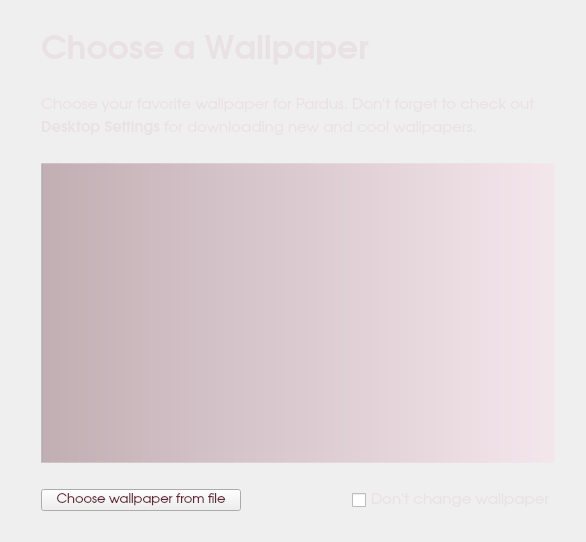
This is kde/kaptan/src/gui/wallpaperWidget.ui in pars-linux/uludag as Qt 5 draws it before an edit. The edited form follows.
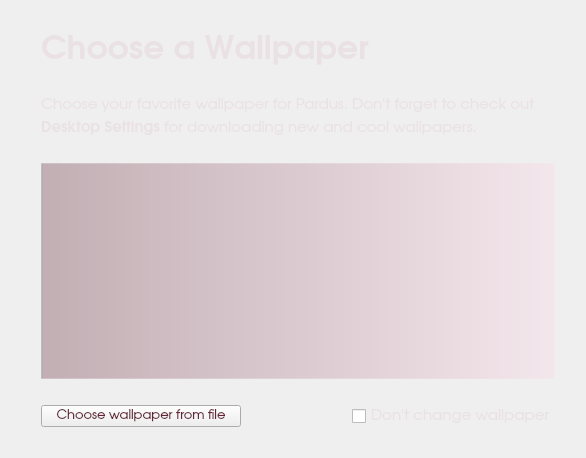
This is the edited form.

The edit to the form file:
```diff
--- a/kde/kaptan/src/gui/wallpaperWidget.ui
+++ b/kde/kaptan/src/gui/wallpaperWidget.ui
@@ -7,7 +7,7 @@
     <x>0</x>
     <y>0</y>
     <width>586</width>
-    <height>542</height>
+    <height>458</height>
    </rect>
   </property>
   <property name="windowTitle">
@@ -22,7 +22,7 @@
      <item>
       <widget class="QListWidget" name="listWallpaper">
        <property name="sizePolicy">
-        <sizepolicy hsizetype="Expanding" vsizetype="Fixed">
+        <sizepolicy hsizetype="Expanding" vsizetype="Expanding">
          <horstretch>0</horstretch>
          <verstretch>0</verstretch>
         </sizepolicy>
@@ -30,7 +30,7 @@
        <property name="minimumSize">
         <size>
          <width>0</width>
-         <height>300</height>
+         <height>0</height>
         </size>
        </property>
        <property name="styleSheet">
@@ -258,22 +258,6 @@
      </property>
     </widget>
    </item>
-   <item row="0" column="1">
-    <spacer name="verticalSpacer">
-     <property name="orientation">
-      <enum>Qt::Vertical</enum>
-     </property>
-     <property name="sizeType">
-      <enum>QSizePolicy::Expanding</enum>
-     </property>
-     <property name="sizeHint" stdset="0">
-      <size>
-       <width>20</width>
-       <height>40</height>
-      </size>
-     </property>
-    </spacer>
-   </item>
    <item row="2" column="1">
     <spacer name="verticalSpacer_5">
      <property name="orientation">
@@ -306,6 +290,22 @@
      </property>
     </spacer>
    </item>
+   <item row="0" column="1">
+    <spacer name="verticalSpacer">
+     <property name="orientation">
+      <enum>Qt::Vertical</enum>
+     </property>
+     <property name="sizeType">
+      <enum>QSizePolicy::Fixed</enum>
+     </property>
+     <property name="sizeHint" stdset="0">
+      <size>
+       <width>20</width>
+       <height>10</height>
+      </size>
+     </property>
+    </spacer>
+   </item>
   </layout>
  </widget>
  <resources/>
```
